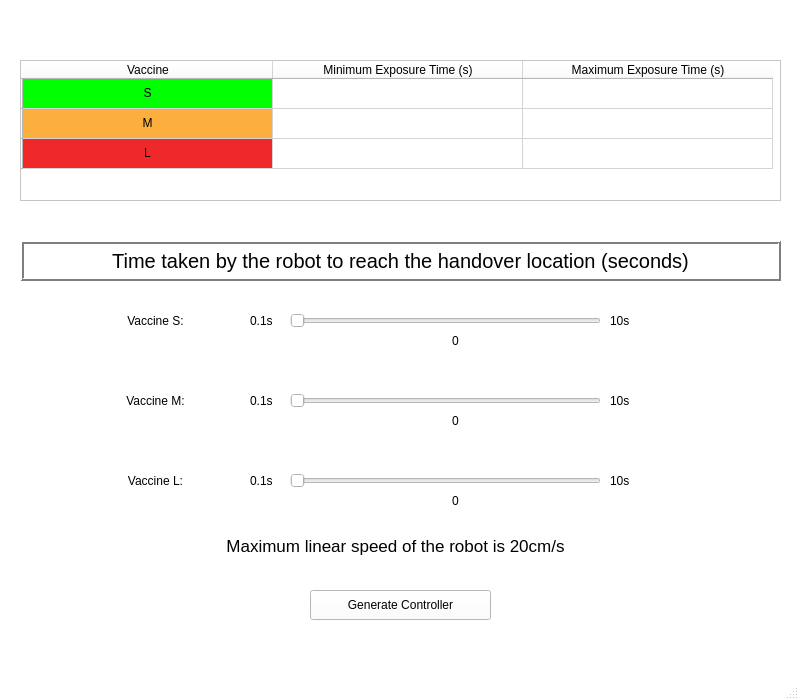
First picture: the form in stl_experiment_ui/user_interface/stl_controller_design.ui, repository alapkshirsagar/handovers_kinova_gen3, before the edit.
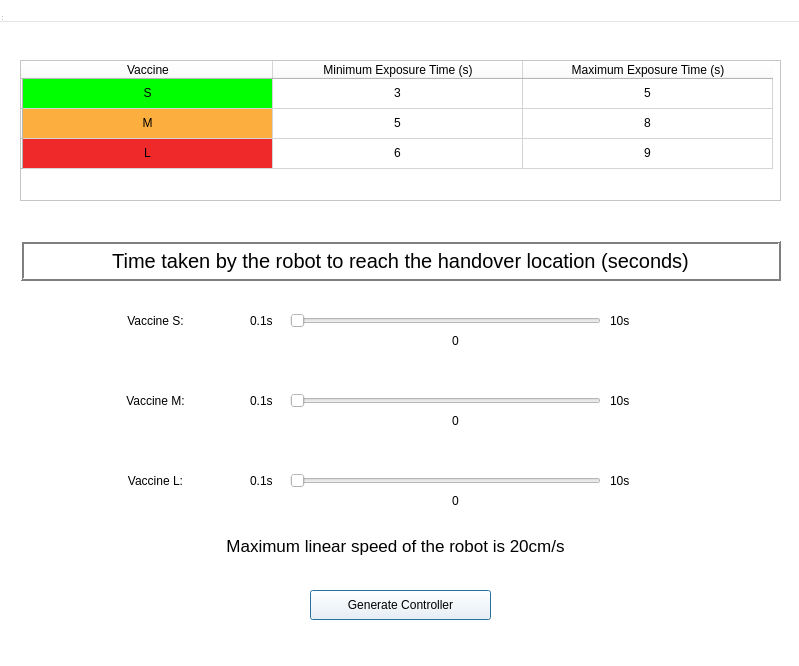
Second picture: the form after the edit.

```diff
--- a/stl_experiment_ui/user_interface/stl_controller_design.ui
+++ b/stl_experiment_ui/user_interface/stl_controller_design.ui
@@ -1,13 +1,13 @@
 <?xml version="1.0" encoding="UTF-8"?>
 <ui version="4.0">
  <class>MainWindow</class>
- <widget class="QMainWindow" name="MainWindow">
+ <widget class="QDialog" name="MainWindow">
   <property name="geometry">
    <rect>
     <x>0</x>
     <y>0</y>
     <width>799</width>
-    <height>700</height>
+    <height>666</height>
    </rect>
   </property>
   <property name="palette">
@@ -428,7 +428,15 @@
   <property name="windowTitle">
    <string>MainWindow</string>
   </property>
-  <widget class="QWidget" name="centralwidget">
+  <widget class="QWidget" name="centralwidget" native="true">
+   <property name="geometry">
+    <rect>
+     <x>0</x>
+     <y>0</y>
+     <width>791</width>
+     <height>680</height>
+    </rect>
+   </property>
    <widget class="QTableWidget" name="tableWidget">
     <property name="geometry">
      <rect>
@@ -497,6 +505,22 @@
       </brush>
      </property>
     </item>
+    <item row="0" column="1">
+     <property name="text">
+      <string>3</string>
+     </property>
+     <property name="textAlignment">
+      <set>AlignCenter</set>
+     </property>
+    </item>
+    <item row="0" column="2">
+     <property name="text">
+      <string>5</string>
+     </property>
+     <property name="textAlignment">
+      <set>AlignCenter</set>
+     </property>
+    </item>
     <item row="1" column="0">
      <property name="text">
       <string>M</string>
@@ -514,6 +538,22 @@
       </brush>
      </property>
     </item>
+    <item row="1" column="1">
+     <property name="text">
+      <string>5</string>
+     </property>
+     <property name="textAlignment">
+      <set>AlignCenter</set>
+     </property>
+    </item>
+    <item row="1" column="2">
+     <property name="text">
+      <string>8</string>
+     </property>
+     <property name="textAlignment">
+      <set>AlignCenter</set>
+     </property>
+    </item>
     <item row="2" column="0">
      <property name="text">
       <string>L</string>
@@ -531,6 +571,22 @@
       </brush>
      </property>
     </item>
+    <item row="2" column="1">
+     <property name="text">
+      <string>6</string>
+     </property>
+     <property name="textAlignment">
+      <set>AlignCenter</set>
+     </property>
+    </item>
+    <item row="2" column="2">
+     <property name="text">
+      <string>9</string>
+     </property>
+     <property name="textAlignment">
+      <set>AlignCenter</set>
+     </property>
+    </item>
    </widget>
    <widget class="QSlider" name="horizontalSlider">
     <property name="geometry">
@@ -1241,7 +1297,16 @@
     </rect>
    </property>
   </widget>
-  <widget class="QStatusBar" name="statusbar"/>
+  <widget class="QStatusBar" name="statusbar">
+   <property name="geometry">
+    <rect>
+     <x>0</x>
+     <y>0</y>
+     <width>3</width>
+     <height>22</height>
+    </rect>
+   </property>
+  </widget>
  </widget>
  <resources/>
  <connections/>
```
Left out of the diff: 20 changed lines with no effect on the pictures.
